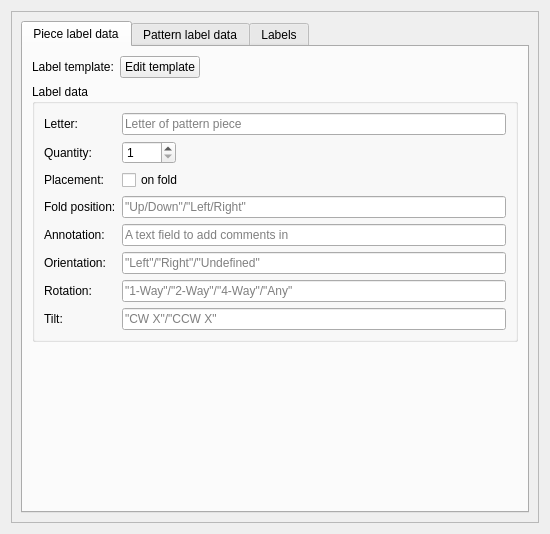
Old version of the form src/libs/vtools/dialogs/tools/piece/tabs/tablabels.ui in the repository dismine/valentina.
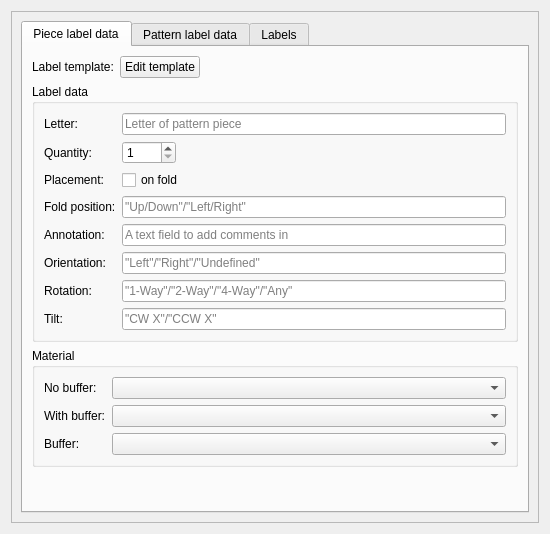
New version of the form. The open tabs and pages were chosen to show the change. Icons and pictures are not drawn. Custom widgets are drawn as their Qt base class.

Commit message:
Add piece buffer
A piece can now have a buffer: a second contour offset from the piece by a
formula-driven width. It has its own name (defaulting to "<piece> buffer",
shown as a placeholder in the dialog), visibility formula, per-piece
materials and optional inclusion in the layout.

Visible buffers take part in the unique piece name check, and a visible
buffer with a width <= 0 is reported as a problem (an error in pedantic mode).

Branch: develop

What changed in the file:
```diff
--- a/src/libs/vtools/dialogs/tools/piece/tabs/tablabels.ui
+++ b/src/libs/vtools/dialogs/tools/piece/tabs/tablabels.ui
@@ -29,7 +29,7 @@
         <x>0</x>
         <y>0</y>
         <width>530</width>
-        <height>514</height>
+        <height>529</height>
        </rect>
       </property>
       <layout class="QVBoxLayout" name="verticalLayout">
@@ -210,6 +210,48 @@
              </layout>
             </widget>
            </item>
+           <item>
+            <widget class="QGroupBox" name="groupBoxMaterial">
+             <property name="toolTip">
+              <string>The lists contain only the pattern materials. If they are empty, add materials first with the &quot;Manage&quot; button in the pattern materials section.</string>
+             </property>
+             <property name="title">
+              <string>Material</string>
+             </property>
+             <layout class="QFormLayout" name="formLayoutMaterial">
+              <item row="0" column="0">
+               <widget class="QLabel" name="labelNoBufferMaterial">
+                <property name="text">
+                 <string>No buffer:</string>
+                </property>
+               </widget>
+              </item>
+              <item row="0" column="1">
+               <widget class="QComboBox" name="comboBoxNoBufferMaterial"/>
+              </item>
+              <item row="1" column="0">
+               <widget class="QLabel" name="labelWithBufferMaterial">
+                <property name="text">
+                 <string>With buffer:</string>
+                </property>
+               </widget>
+              </item>
+              <item row="1" column="1">
+               <widget class="QComboBox" name="comboBoxWithBufferMaterial"/>
+              </item>
+              <item row="2" column="0">
+               <widget class="QLabel" name="labelBufferMaterial">
+                <property name="text">
+                 <string>Buffer:</string>
+                </property>
+               </widget>
+              </item>
+              <item row="2" column="1">
+               <widget class="QComboBox" name="comboBoxBufferMaterial"/>
+              </item>
+             </layout>
+            </widget>
+           </item>
            <item>
             <spacer name="verticalSpacer">
              <property name="orientation">
```
Left out of the diff: 98 changed lines with no effect on the pictures. The commit also changes 37 other files.
